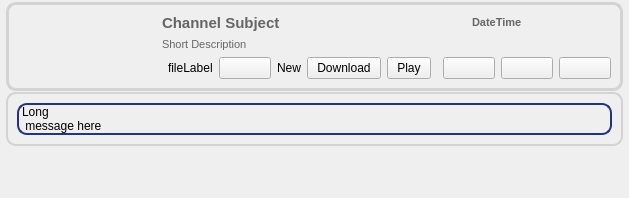
First picture: the form in retroshare-gui/src/gui/feeds/ChanMsgItem.ui, repository RetroShare/RetroShare, before the edit.
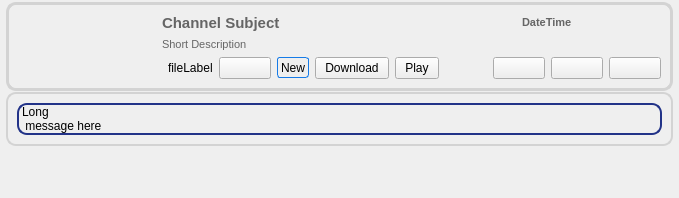
Second picture: the form after the edit. Icons and pictures are not drawn.

Commit message: added stylesheet for the new Label in ChannelMsgItem

```diff
--- a/retroshare-gui/src/gui/feeds/ChanMsgItem.ui
+++ b/retroshare-gui/src/gui/feeds/ChanMsgItem.ui
@@ -6,7 +6,7 @@
    <rect>
     <x>0</x>
     <y>0</y>
-    <width>578</width>
+    <width>679</width>
     <height>198</height>
    </rect>
   </property>
@@ -309,6 +309,18 @@
         </item>
         <item row="2" column="3">
          <widget class="QLabel" name="newLabel">
+          <property name="maximumSize">
+           <size>
+            <width>16777215</width>
+            <height>21</height>
+           </size>
+          </property>
+          <property name="styleSheet">
+           <string notr="true">QLabel{border: 1px solid #167BE7; 
+background-color: qlineargradient(x1: 0, y1: 0, x2: 0, y2: 1,
+stop: 0 #2291E0, stop: 1 #3EB3FF);
+border-radius: 3px}</string>
+          </property>
           <property name="text">
            <string>New</string>
           </property>
```
Left out of the diff: 21 changed lines with no effect on the pictures.
